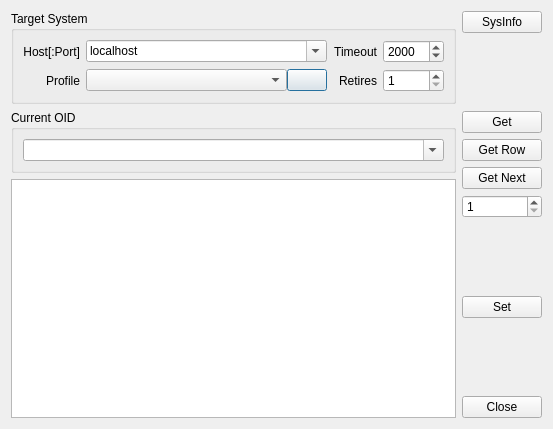
Qt form views/snmpw/qMibGetValueDlg.ui (khomchenkovaa/QHostMonitor) before a commit.
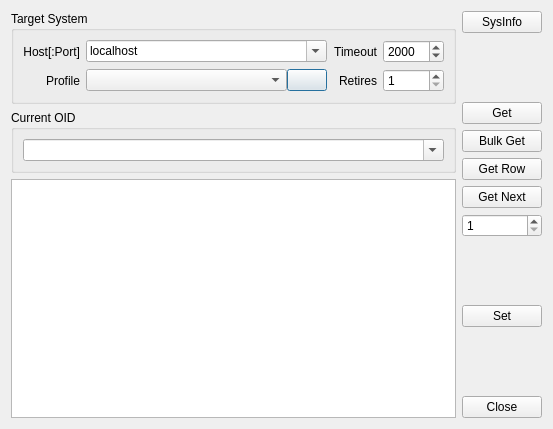
The same form after that commit. Icons and pictures are not drawn.

Commit message: ADD: snmp bulk get

```diff
--- a/views/snmpw/qMibGetValueDlg.ui
+++ b/views/snmpw/qMibGetValueDlg.ui
@@ -181,6 +181,13 @@
        </property>
       </widget>
      </item>
+     <item>
+      <widget class="QPushButton" name="btnBulkGet">
+       <property name="text">
+        <string>Bulk Get</string>
+       </property>
+      </widget>
+     </item>
      <item>
       <widget class="QPushButton" name="btnGetRow">
        <property name="text">
```
The commit also changes 5 other files.
